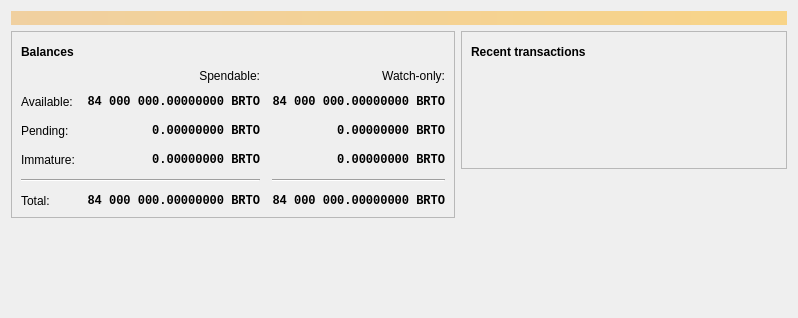
BurritoCoinDev/BurritoCoin, file src/qt/forms/overviewpage.ui: the form before one commit.
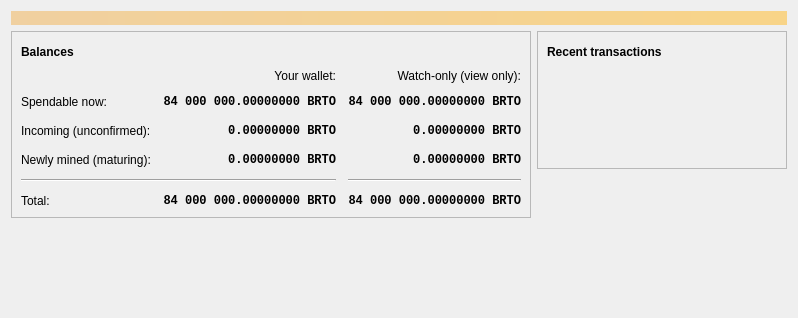
The form after the commit. Icons and pictures are not drawn. Custom widgets are drawn as their Qt base class.

Commit message: qt: UI phase 0/1 — brand tokens, plain-language balances, safety fix

```diff
--- a/src/qt/forms/overviewpage.ui
+++ b/src/qt/forms/overviewpage.ui
@@ -267,7 +267,7 @@
             <item row="3" column="0">
              <widget class="QLabel" name="labelImmatureText">
               <property name="text">
-               <string>Immature:</string>
+               <string>Newly mined (maturing):</string>
               </property>
              </widget>
             </item>
@@ -326,7 +326,7 @@
             <item row="0" column="2">
              <widget class="QLabel" name="labelWatchonly">
               <property name="text">
-               <string>Watch-only:</string>
+               <string>Watch-only (view only):</string>
               </property>
               <property name="alignment">
                <set>Qt::AlignRight|Qt::AlignTrailing|Qt::AlignVCenter</set>
@@ -336,7 +336,7 @@
             <item row="1" column="0">
              <widget class="QLabel" name="labelBalanceText">
               <property name="text">
-               <string>Available:</string>
+               <string>Spendable now:</string>
               </property>
              </widget>
             </item>
@@ -395,14 +395,14 @@
             <item row="2" column="0">
              <widget class="QLabel" name="labelPendingText">
               <property name="text">
-               <string>Pending:</string>
+               <string>Incoming (unconfirmed):</string>
               </property>
              </widget>
             </item>
             <item row="0" column="1">
              <widget class="QLabel" name="labelSpendable">
               <property name="text">
-               <string>Spendable:</string>
+               <string>Your wallet:</string>
               </property>
               <property name="alignment">
                <set>Qt::AlignRight|Qt::AlignTrailing|Qt::AlignVCenter</set>
```
The commit also changes 3 other files.
